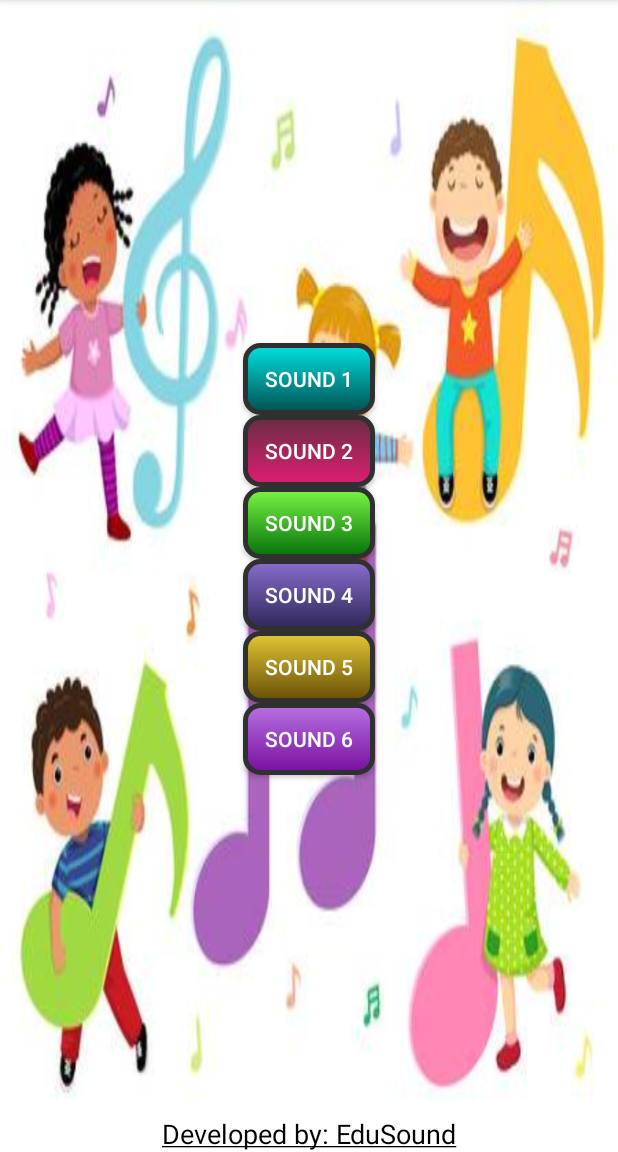
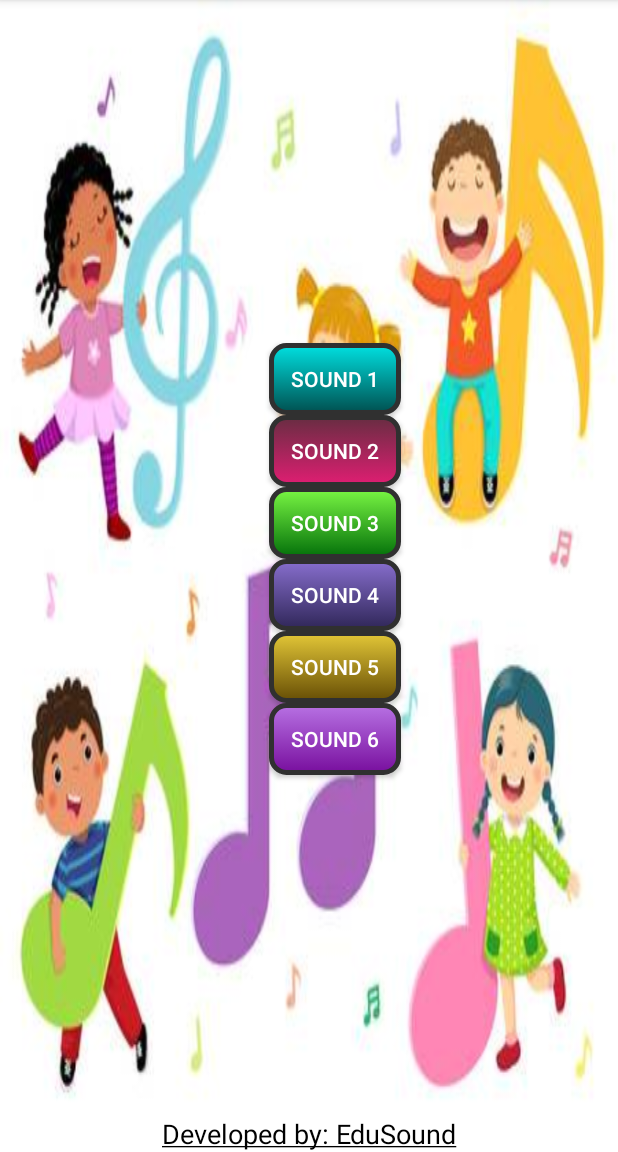
Before and after one commit to mailongd/SmallBusinessIT, an Android app: the screen it shows after launch (MainActivity), on a phone screen of 412 x 824 dp, the part 84-1236 px from its top. Run offline under Robolectric (Android 15) with nearby library versions, the phone set to English and light mode, and no system bars; 5 statements that could not run were skipped.

Commit message:
Kris was here

```diff
--- a/app/src/main/res/layout/activity_main.xml
+++ b/app/src/main/res/layout/activity_main.xml
@@ -21,6 +21,7 @@
         android:textColor="@android:color/white"
         app:layout_constraintBottom_toTopOf="@+id/button_sound2"
         app:layout_constraintEnd_toEndOf="parent"
+        app:layout_constraintHorizontal_bias="0.554"
         app:layout_constraintStart_toStartOf="parent"
         app:layout_constraintTop_toTopOf="parent"
         app:layout_constraintVertical_chainStyle="packed" />
@@ -59,7 +60,7 @@
         android:textColor="@android:color/white"
         app:layout_constraintBottom_toTopOf="@+id/button_sound5"
         app:layout_constraintStart_toStartOf="@+id/button_sound3"
-        app:layout_constraintTop_toBottomOf="@+id/button_sound3" />/>
+        app:layout_constraintTop_toBottomOf="@+id/button_sound3" />
 
     <Button
         android:id="@+id/button_sound5"
--- /dev/null
+++ b/app/src/main/res/values/wordBank.xml
@@ -0,0 +1,10 @@
+<?xml version="1.0" encoding="utf-8"?>
+<resources>
+    <string-array name="Words">
+        <item>sad</item>
+        <item>happy</item>
+        <item>neutral</item>
+
+        <item>lion</item>
+    </string-array>
+</resources>
--- a/build.gradle
+++ b/build.gradle
@@ -5,7 +5,7 @@ buildscript {
         jcenter()
     }
     dependencies {
-        classpath "com.android.tools.build:gradle:4.0.0"
+        classpath 'com.android.tools.build:gradle:4.0.2'
 
         // NOTE: Do not place your application dependencies here; they belong
         // in the individual module build.gradle files
```
Also changed, not shown: app/src/main/java/com/example/soundpool/MainActivity.java (+77 -0 lines).
